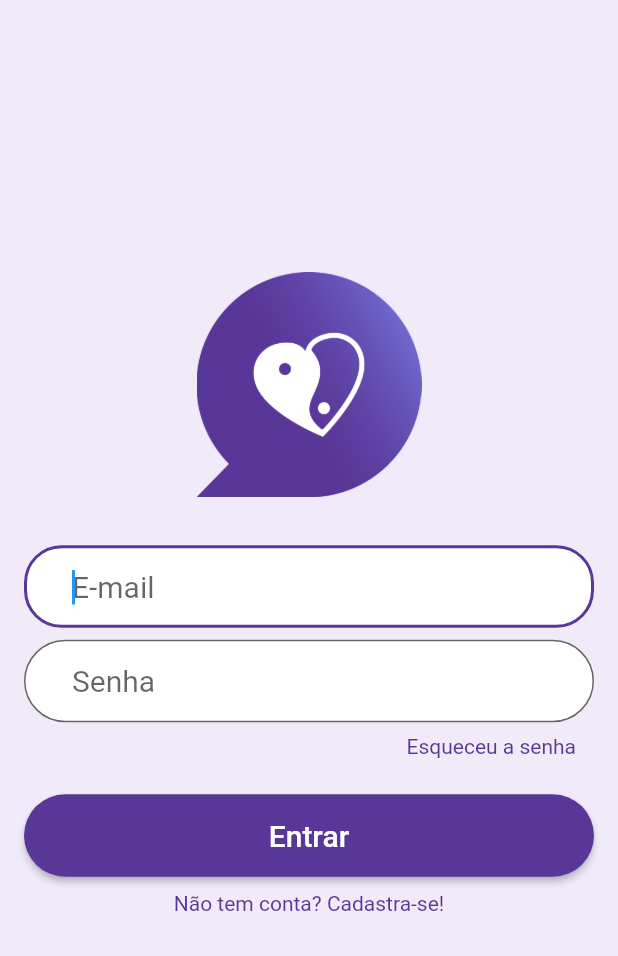
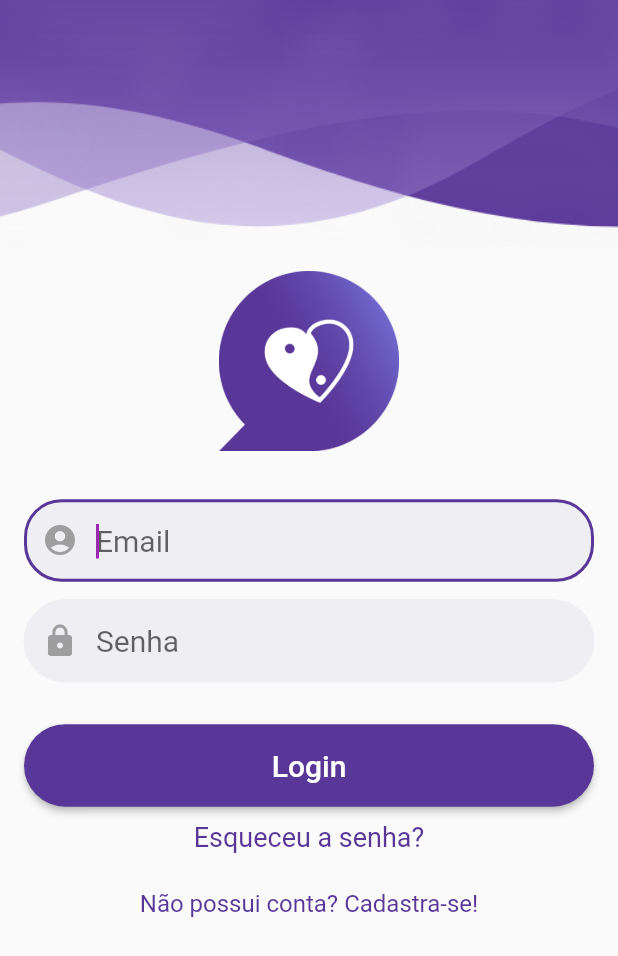
Before and after one commit to RafaelMunareto/messegerFlutter, a Flutter app: the screen it shows after launch, on a phone screen of 412 x 824 dp. Shown: the top 956 px of the screen. Run offline on Flutter 3.47's test engine with Material 2 defaults, Android fonts, the phone set to English and light mode, and no system bars; our stand-ins replace cloud_firestore, firebase_core; accounts and stored records are empty.

Commit message:
finalização do layout do login

```diff
--- a/lib/Login.dart
+++ b/lib/Login.dart
@@ -1,5 +1,7 @@
 // ignore: file_names
 import 'package:flutter/material.dart';
+import 'package:love_bank_messeger/shared/button.dart';
+import 'package:love_bank_messeger/shared/input.dart';
 
 class Login extends StatefulWidget {
   const Login({Key? key}) : super(key: key);
@@ -12,89 +14,59 @@ class _LoginState extends State<Login> {
   @override
   Widget build(BuildContext context) {
     return Scaffold(
-        body: Container(
-      decoration: BoxDecoration(color: Color(0xfff0eaf9)),
-      padding: EdgeInsets.all(16),
-      child: Center(
+      body: Container(
           child: SingleChildScrollView(
         child: Column(
           crossAxisAlignment: CrossAxisAlignment.stretch,
+          verticalDirection: VerticalDirection.down,
           children: [
             Padding(
-              padding: EdgeInsets.only(bottom: 32),
-              child: Image.asset('imagens/logo.png', width: 200, height: 150),
+              padding: EdgeInsets.only(bottom: 16),
+              child: Container(
+                height: MediaQuery.of(context).size.height * 0.20,
+                decoration: BoxDecoration(
+                  image: DecorationImage(
+                    image: ExactAssetImage("imagens/top_section.png"),
+                    fit: BoxFit.cover,
+                  ),
+                ),
+              ),
             ),
             Padding(
-                padding: EdgeInsets.only(bottom: 8),
-                child: TextField(
-                    autofocus: true,
-                    keyboardType: TextInputType.emailAddress,
-                    style: TextStyle(fontSize: 20),
-                    decoration: InputDecoration(
-                        contentPadding: EdgeInsets.fromLTRB(32, 16, 32, 16),
-                        hintText: 'E-mail',
-                        filled: true,
-                        fillColor: Colors.white,
-                        focusedBorder: OutlineInputBorder(
-                          borderSide: const BorderSide(
-                              color: Color(0xff593799), width: 2),
-                          borderRadius: BorderRadius.circular(25.0),
-                        ),
-                        border: OutlineInputBorder(
-                            borderRadius: BorderRadius.circular(32))))),
+              padding: EdgeInsets.only(bottom: 32),
+              child: Image.asset('imagens/logo.png', width: 120, height: 120),
+            ),
+            Input(
+                label: 'Email',
+                type: TextInputType.emailAddress,
+                autofocus: true,
+                icon: Icons.account_circle),
+            Input(
+              label: 'Senha',
+              type: TextInputType.text,
+              obscureText: true,
+              icon: Icons.lock,
+            ),
+            Button(label: 'Login', tap: () {}),
             Padding(
-                padding: EdgeInsets.only(bottom: 8),
-                child: TextField(
-                    keyboardType: TextInputType.emailAddress,
-                    style: TextStyle(fontSize: 20),
-                    decoration: InputDecoration(
-                        contentPadding: EdgeInsets.fromLTRB(32, 16, 32, 16),
-                        hintText: 'Senha',
-                        filled: true,
-                        fillColor: Colors.white,
-                        focusedBorder: OutlineInputBorder(
-                          borderSide: const BorderSide(
-                              color: Color(0xff593799), width: 2),
-                          borderRadius: BorderRadius.circular(25.0),
-                        ),
-                        border: OutlineInputBorder(
-                            borderRadius: BorderRadius.circular(32))))),
-            Padding(
-                padding: EdgeInsets.only(bottom: 8, right: 12),
-                child: Align(
-                    alignment: Alignment.centerRight,
+                padding: EdgeInsets.only(bottom: 24),
+                child: Center(
                     child: GestureDetector(
-                      onTap: () {},
-                      child: Text("Esqueceu a senha",
-                          style: TextStyle(color: Color(0xff593799))),
-                    ))),
-            Padding(
-              padding: EdgeInsets.only(top: 16, bottom: 10),
-              child: ElevatedButton(
-                child: Text(
-                  "Entrar",
-                  style: TextStyle(color: Colors.white, fontSize: 20),
-                ),
-                style: ElevatedButton.styleFrom(
-                    primary: Color(0xff593799), // background
-                    onPrimary: Color(0xff593799),
-                    padding: EdgeInsets.fromLTRB(32, 16, 32, 16),
-                    shape: new RoundedRectangleBorder(
-                        borderRadius: BorderRadius.circular(32.0))),
-                onPressed: () {},
-              ),
-            ),
+                  onTap: () {},
+                  child: Text("Esqueceu a senha?",
+                      style: TextStyle(color: Color(0xff593799), fontSize: 18)),
+                ))),
             Padding(
                 padding: EdgeInsets.only(bottom: 32),
                 child: Center(
                     child: GestureDetector(
                   onTap: () {},
-                  child: Text("Não tem conta? Cadastra-se!",
-                      style: TextStyle(color: Color(0xff593799))),
+                  child: Text("Não possui conta? Cadastra-se!",
+                      style: TextStyle(color: Color(0xff593799), fontSize: 16)),
                 )))
           ],
         ),
       )),
-    ));
+    );
   }
 }
--- a/lib/main.dart
+++ b/lib/main.dart
@@ -8,7 +8,7 @@ void main() async {
   WidgetsFlutterBinding.ensureInitialized();
   await Firebase.initializeApp();
   runApp(MaterialApp(
-    theme: ThemeData(primaryColor: Color(0xff593799)),
+    theme: ThemeData(primarySwatch: Colors.purple),
     home: Login(),
     debugShowCheckedModeBanner: false,
   ));
--- /dev/null
+++ b/lib/shared/button.dart
@@ -0,0 +1,32 @@
+import 'package:flutter/material.dart';
+
+class Button extends StatefulWidget {
+  final label;
+  final tap;
+  Button({this.label, this.tap});
+
+  @override
+  _ButtonState createState() => _ButtonState();
+}
+
+class _ButtonState extends State<Button> {
+  @override
+  Widget build(BuildContext context) {
+    return Padding(
+      padding: EdgeInsets.only(top: 16, bottom: 10, right: 16, left: 16),
+      child: ElevatedButton(
+        child: Text(
+          widget.label,
+          style: TextStyle(color: Colors.white, fontSize: 20),
+        ),
+        style: ElevatedButton.styleFrom(
+            primary: Color(0xff593799), // background
+            onPrimary: Color(0xff593799),
+            padding: EdgeInsets.fromLTRB(32, 16, 32, 16),
+            shape: new RoundedRectangleBorder(
+                borderRadius: BorderRadius.circular(32.0))),
+        onPressed: widget.tap,
+      ),
+    );
+  }
+}
--- /dev/null
+++ b/lib/shared/input.dart
@@ -0,0 +1,48 @@
+import 'package:flutter/material.dart';
+
+class Input extends StatefulWidget {
+  final label;
+  final type;
+  final obscureText;
+  final autofocus;
+  final icon;
+  Input(
+      {this.label,
+      this.type,
+      this.obscureText = false,
+      this.autofocus = false,
+      this.icon});
+
+  @override
+  _InputState createState() => _InputState();
+}
+
+class _InputState extends State<Input> {
+  @override
+  Widget build(BuildContext context) {
+    return Padding(
+      padding: EdgeInsets.only(left: 16, right: 16, bottom: 12),
+      child: TextField(
+        autofocus: widget.autofocus,
+        keyboardType: widget.type,
+        obscureText: widget.obscureText,
+        style: TextStyle(fontSize: 20),
+        decoration: InputDecoration(
+          prefixIcon: Icon(widget.icon, color: Colors.grey),
+          contentPadding: EdgeInsets.fromLTRB(32, 16, 32, 16),
+          hintText: widget.label,
+          filled: true,
+          fillColor: Color(0xffefeef2),
+          focusedBorder: OutlineInputBorder(
+            borderSide: const BorderSide(color: Color(0xff593799), width: 2),
+            borderRadius: BorderRadius.circular(25.0),
+          ),
+          enabledBorder: OutlineInputBorder(
+            borderRadius: BorderRadius.circular(32),
+            borderSide: BorderSide(color: Color(0xffefeef2), width: 0),
+          ),
+        ),
+      ),
+    );
+  }
+}
--- a/pubspec.yaml
+++ b/pubspec.yaml
@@ -67,6 +67,7 @@ flutter:
   assets:
     - imagens/logo.png
     - imagens/usuario.png
+    - imagens/top_section.png
 
   # An image asset can refer to one or more resolution-specific "variants", see
   # https://flutter.dev/assets-and-images/#resolution-aware.
```
Also changed, not shown: imagens/top_section.png (added).
